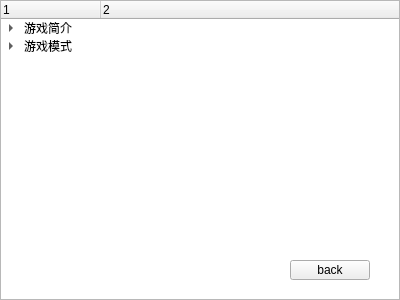
The window that Qsnake/rules.ui (LainYe/qt) describes before a commit, drawn with Qt 5.
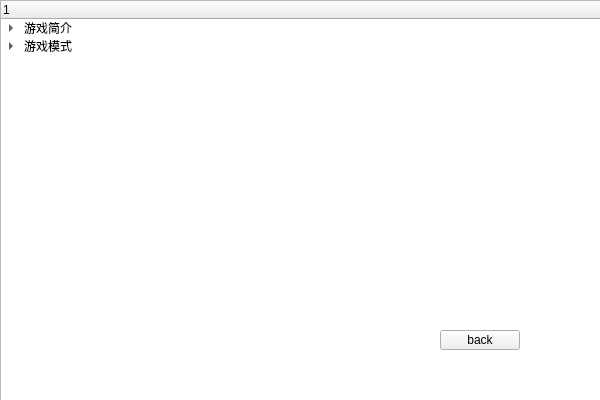
The same window after the commit. Icons and pictures are not drawn.

```diff
--- a/Qsnake/rules.ui
+++ b/Qsnake/rules.ui
@@ -6,8 +6,8 @@
    <rect>
     <x>0</x>
     <y>0</y>
-    <width>400</width>
-    <height>300</height>
+    <width>600</width>
+    <height>400</height>
    </rect>
   </property>
   <property name="sizePolicy">
@@ -28,8 +28,8 @@
     <rect>
      <x>0</x>
      <y>0</y>
-     <width>400</width>
-     <height>300</height>
+     <width>601</width>
+     <height>401</height>
     </rect>
    </property>
    <column>
@@ -37,11 +37,6 @@
      <string>1</string>
     </property>
    </column>
-   <column>
-    <property name="text">
-     <string>2</string>
-    </property>
-   </column>
    <item>
     <property name="text">
      <string>游戏简介</string>
@@ -84,8 +79,8 @@
   <widget class="QPushButton" name="back">
    <property name="geometry">
     <rect>
-     <x>290</x>
-     <y>260</y>
+     <x>440</x>
+     <y>330</y>
      <width>80</width>
      <height>20</height>
     </rect>
```
Left out of the diff: 200 changed lines with no effect on the pictures.
